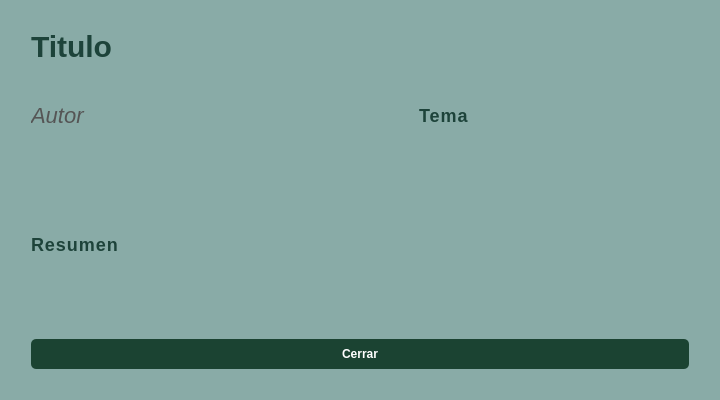
Above: src/vista/Ui/VistaLibroDisponible.ui from ivantm1/proyecto-software before the change. Below: the same form after it.
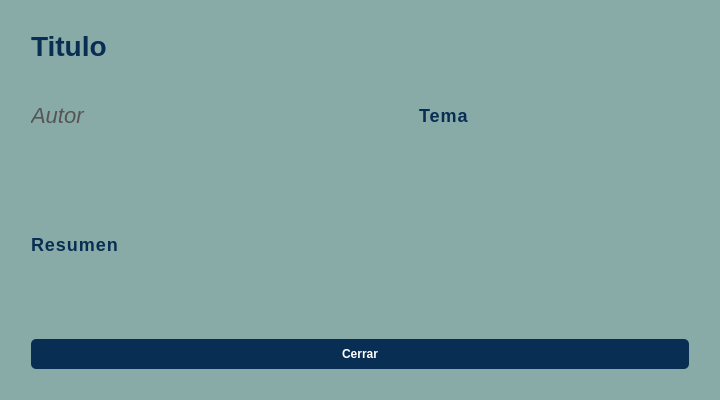
That is the form after the change.

Commit message: Cambio vistas libros

The edit to the form file:
```diff
--- a/src/vista/Ui/VistaLibroDisponible.ui
+++ b/src/vista/Ui/VistaLibroDisponible.ui
@@ -95,6 +95,12 @@
          <height>30</height>
         </size>
        </property>
+       <property name="styleSheet">
+        <string notr="true">font-family: 'Segoe UI', sans-serif;
+font-size: 28px;
+font-weight: bold;
+color: #082e53; </string>
+       </property>
        <property name="text">
         <string>Titulo</string>
        </property>
@@ -129,6 +135,12 @@
            <height>30</height>
           </size>
          </property>
+         <property name="styleSheet">
+          <string notr="true">font-family: 'Segoe UI', sans-serif;
+font-size: 18px;
+font-weight: bold;
+color: #082e53; </string>
+         </property>
          <property name="text">
           <string>Tema</string>
          </property>
@@ -150,6 +162,12 @@
          <height>150</height>
         </size>
        </property>
+       <property name="styleSheet">
+        <string notr="true">font-family: 'Segoe UI', sans-serif;
+font-size: 18px;
+font-weight: bold;
+color: #082e53; </string>
+       </property>
        <property name="text">
         <string>Resumen</string>
        </property>
@@ -162,7 +180,7 @@
       <widget class="QPushButton" name="boton_cerrar">
        <property name="styleSheet">
         <string notr="true">QPushButton {
-    background-color: #1B4332; 
+    background-color: #082e53; 
     color: white;  
     border-radius: 5px; 
     padding: 8px;  
```
Left out of the diff: 4 changed lines with no effect on the pictures. The commit also changes 3 other files.
